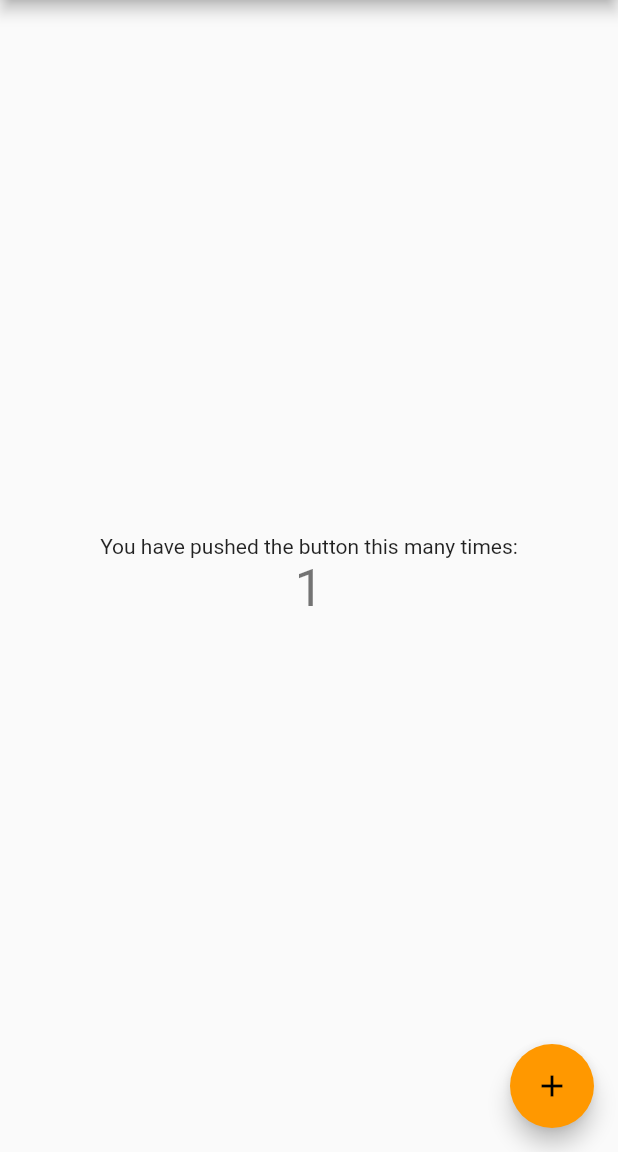
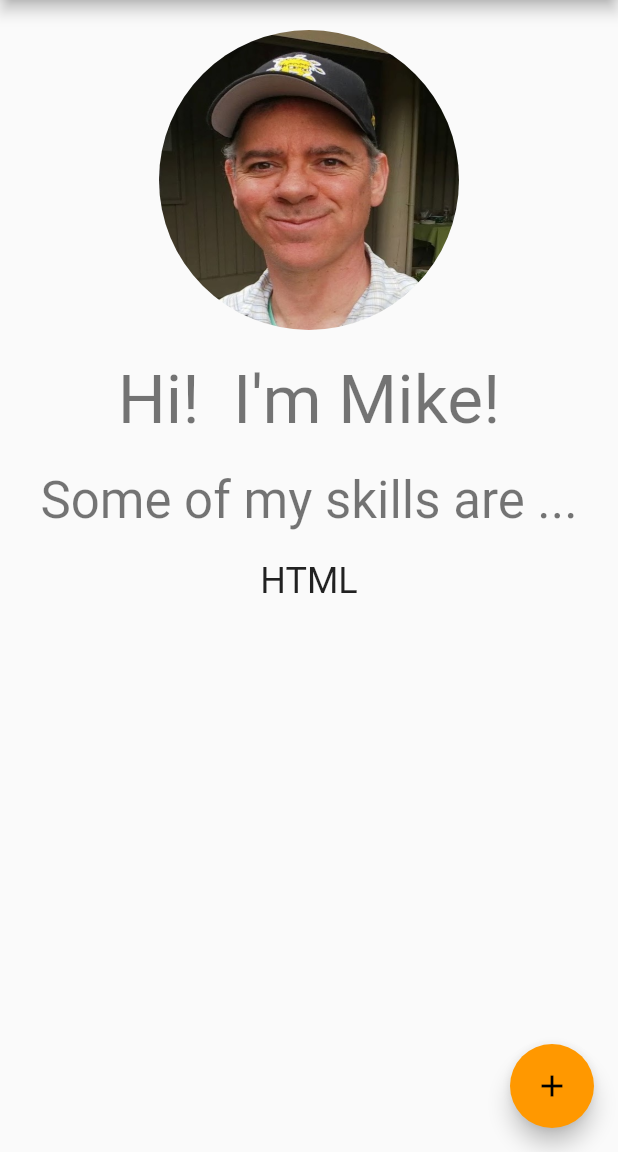
Before and after one commit to mckoss/dart-class, a Flutter app: the screen it shows after launch, after a tap on the "add" icon, on a phone screen of 412 x 824 dp, the part 84-1236 px from its top. Run offline on Flutter 3.47's test engine with Material 2 defaults, Android fonts, the phone set to English and light mode, and no system bars.

Commit message:
Portfolio project.

```diff
--- a/portfolio/lib/main.dart
+++ b/portfolio/lib/main.dart
@@ -48,14 +48,27 @@ class MyHomePage extends StatefulWidget {
 class _MyHomePageState extends State<MyHomePage> {
   int _counter = 0;
 
-  void _incrementCounter() {
+  var _skills = <String>[
+    "HTML",
+    "CSS",
+    "Node.js",
+    "GoLang",
+    "C",
+    "C++",
+    "JavaScript",
+    "TypeScript",
+    "Dart",
+    "Flutter",
+  ];
+
+  void _addSkill() {
     setState(() {
       // This call to setState tells the Flutter framework that something has
       // changed in this State, which causes it to rerun the build method below
       // so that the display can reflect the updated values. If we changed
       // _counter without calling setState(), then the build method would not be
       // called again, and so nothing would appear to happen.
-      _counter++;
+      _counter = (_counter + 1) % (_skills.length + 1);
     });
   }
 
@@ -91,23 +104,37 @@ class _MyHomePageState extends State<MyHomePage> {
           // center the children vertically; the main axis here is the vertical
           // axis because Columns are vertical (the cross axis would be
           // horizontal).
-          mainAxisAlignment: MainAxisAlignment.center,
+          mainAxisAlignment: MainAxisAlignment.start,
           children: <Widget>[
-            Text(
-              'You have pushed the button this many times:',
+            SizedBox(height: 20),
+            Container(
+              width: 200,
+              height: 200,
+              decoration: BoxDecoration(
+                shape: BoxShape.circle,
+                image: DecorationImage(
+                  image: AssetImage("assets/images/mckoss.jpg"),
+                  fit: BoxFit.fill,
+                ),
+              ),
             ),
-            Text(
-              '$_counter',
-              style: Theme.of(context).textTheme.headline4,
-            ),
+            SizedBox(height: 20),
+            Text("Hi!  I'm Mike!",
+                style: Theme.of(context).textTheme.headline3),
+            SizedBox(height: 20),
+            Text("Some of my skills are ...",
+                style: Theme.of(context).textTheme.headline4),
+            SizedBox(height: 20),
+            ..._skills.take(_counter).map(
+                (s) => Text(s, style: Theme.of(context).textTheme.headline5)),
           ],
         ),
       ),
       floatingActionButton: FloatingActionButton(
-        onPressed: _incrementCounter,
+        onPressed: _addSkill,
         tooltip: 'Increment',
         child: Icon(Icons.add),
-      ), // This trailing comma makes auto-formatting nicer for build methods.
+      ),
     );
   }
 }
--- a/portfolio/pubspec.yaml
+++ b/portfolio/pubspec.yaml
@@ -45,8 +45,8 @@ flutter:
   uses-material-design: true
 
   # To add assets to your application, add an assets section, like this:
-  # assets:
-  #   - images/a_dot_burr.jpeg
+  assets:
+    - assets/images/mckoss.jpg
   #   - images/a_dot_ham.jpeg
 
   # An image asset can refer to one or more resolution-specific "variants", see
```
Also changed, not shown: portfolio/assets/images/mckoss.jpg (added), portfolio/docs/screenshot.png (added), 1 other file.
